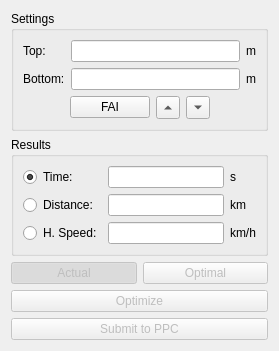
First picture: the form in src/ppcform.ui, repository flysight/flysight-viewer-qt, before the edit.
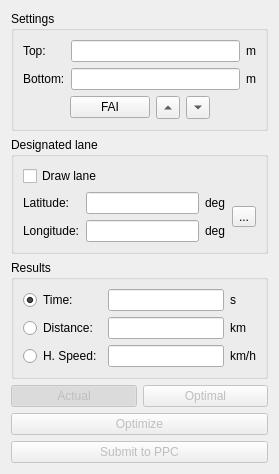
Second picture: the form after the edit. Icons and pictures are not drawn.

Commit message: Add Designated Lane for Wingsuit Performance

What changed in the file:
```diff
--- a/src/ppcform.ui
+++ b/src/ppcform.ui
@@ -7,19 +7,19 @@
     <x>0</x>
     <y>0</y>
     <width>279</width>
-    <height>349</height>
+    <height>466</height>
    </rect>
   </property>
   <property name="windowTitle">
    <string>Form</string>
   </property>
-  <layout class="QVBoxLayout" name="verticalLayout_2">
+  <layout class="QVBoxLayout" name="verticalLayout_4">
    <item>
     <widget class="QGroupBox" name="groupBox">
      <property name="title">
       <string>Settings</string>
      </property>
-     <layout class="QVBoxLayout" name="verticalLayout">
+     <layout class="QVBoxLayout" name="verticalLayout_2">
       <item>
        <layout class="QGridLayout" name="gridLayout">
         <item row="0" column="0">
@@ -118,6 +118,75 @@
      </layout>
     </widget>
    </item>
+   <item>
+    <widget class="QGroupBox" name="groupBox_3">
+     <property name="title">
+      <string>Designated lane</string>
+     </property>
+     <layout class="QVBoxLayout" name="verticalLayout">
+      <item>
+       <widget class="QCheckBox" name="drawLaneCheck">
+        <property name="text">
+         <string>Draw lane</string>
+        </property>
+       </widget>
+      </item>
+      <item>
+       <layout class="QHBoxLayout" name="horizontalLayout_3">
+        <item>
+         <layout class="QGridLayout" name="gridLayout_3">
+          <item row="0" column="2">
+           <widget class="QLabel" name="latUnits">
+            <property name="text">
+             <string>deg</string>
+            </property>
+           </widget>
+          </item>
+          <item row="0" column="1">
+           <widget class="QLineEdit" name="endLatitudeEdit"/>
+          </item>
+          <item row="1" column="0">
+           <widget class="QLabel" name="label_4">
+            <property name="text">
+             <string>Longitude:</string>
+            </property>
+           </widget>
+          </item>
+          <item row="1" column="2">
+           <widget class="QLabel" name="lonUnits">
+            <property name="text">
+             <string>deg</string>
+            </property>
+           </widget>
+          </item>
+          <item row="0" column="0">
+           <widget class="QLabel" name="label_3">
+            <property name="text">
+             <string>Latitude:</string>
+            </property>
+           </widget>
+          </item>
+          <item row="1" column="1">
+           <widget class="QLineEdit" name="endLongitudeEdit"/>
+          </item>
+         </layout>
+        </item>
+        <item>
+         <widget class="QToolButton" name="endGlobeButton">
+          <property name="text">
+           <string>...</string>
+          </property>
+          <property name="icon">
+           <iconset resource="resource.qrc">
+            <normaloff>:/images/globe.png</normaloff>:/images/globe.png</iconset>
+          </property>
+         </widget>
+        </item>
+       </layout>
+      </item>
+     </layout>
+    </widget>
+   </item>
    <item>
     <widget class="QGroupBox" name="groupBox_2">
      <property name="title">
```
Left out of the diff: 4 changed lines with no effect on the pictures. The commit also changes 4 other files.
